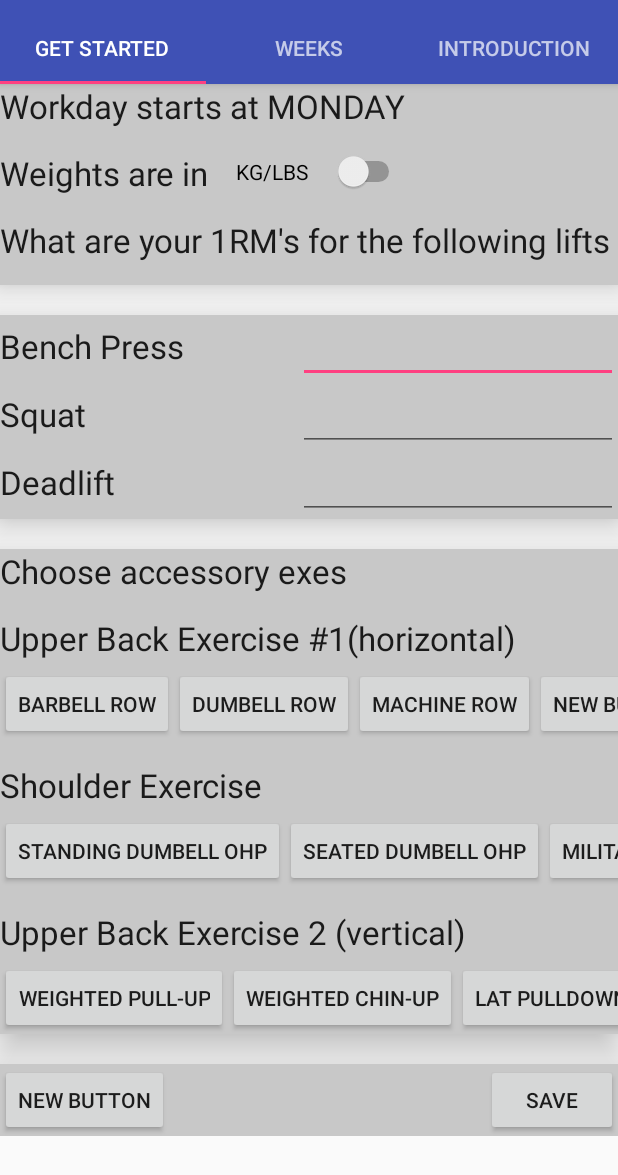
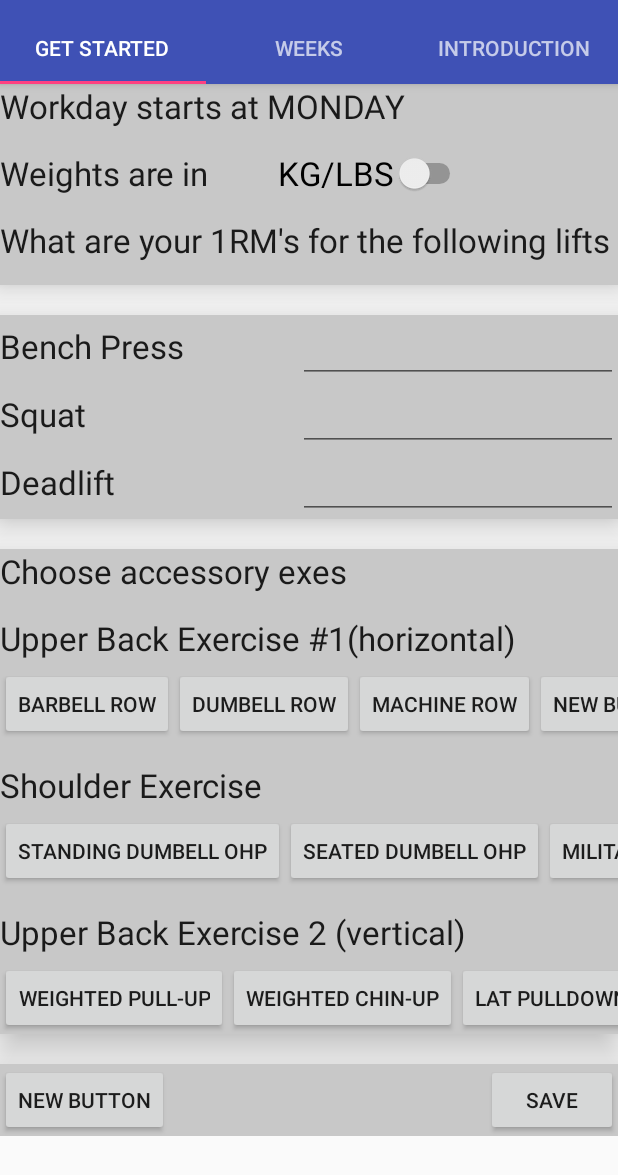
Before and after one commit to MuffinDude/CanditoWorkout, an Android app: the screen it shows after launch (MainActivity), on a phone screen of 412 x 824 dp. Shown: the top 1175 px of the screen. Run offline under Robolectric (Android 15) with nearby library versions, the phone set to English and light mode, and no system bars.

Commit message:
Switch looks clearer and remove autofocus

```diff
--- a/app/src/main/res/layout/activity_main_tab_insert.xml
+++ b/app/src/main/res/layout/activity_main_tab_insert.xml
@@ -1,6 +1,8 @@
 <?xml version="1.0" encoding="utf-8"?>
 <RelativeLayout xmlns:android="http://schemas.android.com/apk/res/android"
     xmlns:tools="http://schemas.android.com/tools"
+    android:focusable="true"
+    android:focusableInTouchMode="true"
     android:layout_width="match_parent"
     android:layout_height="match_parent"
     android:paddingBottom="@dimen/activity_vertical_margin"
@@ -61,10 +63,12 @@
                 <Switch
                     android:layout_width="wrap_content"
                     android:layout_height="wrap_content"
-                    android:text="KG/LBS     "
                     android:id="@+id/switch1"
+                    android:text="KG/LBS"
+                    android:textAppearance="?android:attr/textAppearanceLarge"
                     android:layout_alignTop="@+id/textView3"
-                    android:layout_alignEnd="@+id/textView2" />
+                    android:layout_toEndOf="@+id/textView3"
+                    android:layout_marginStart="46dp" />
             </RelativeLayout>
 
             <TableLayout
```
